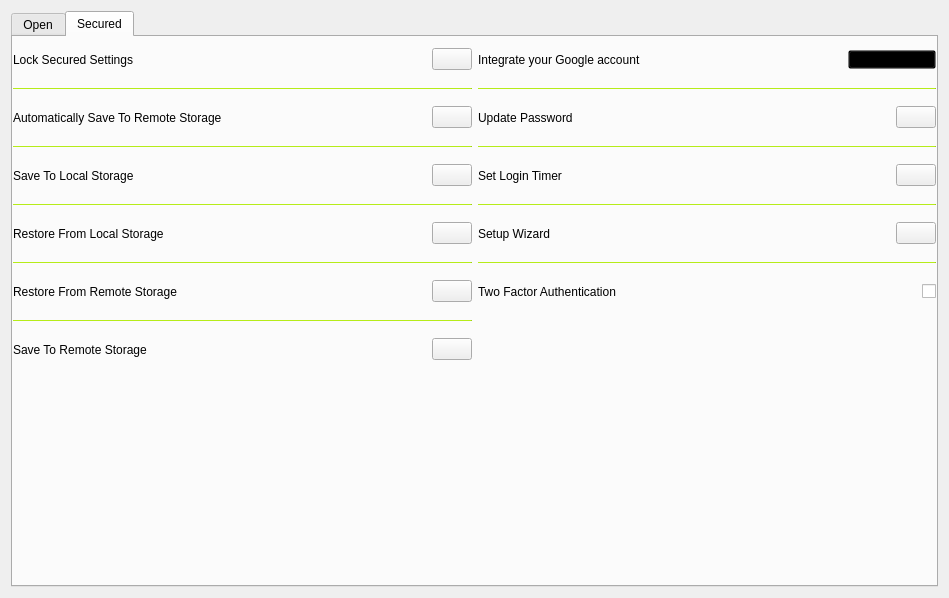
The window that designs/xml/settings_tab.ui (daniel-deru/WorkMate-3.0) describes before a commit, drawn with Qt 5.
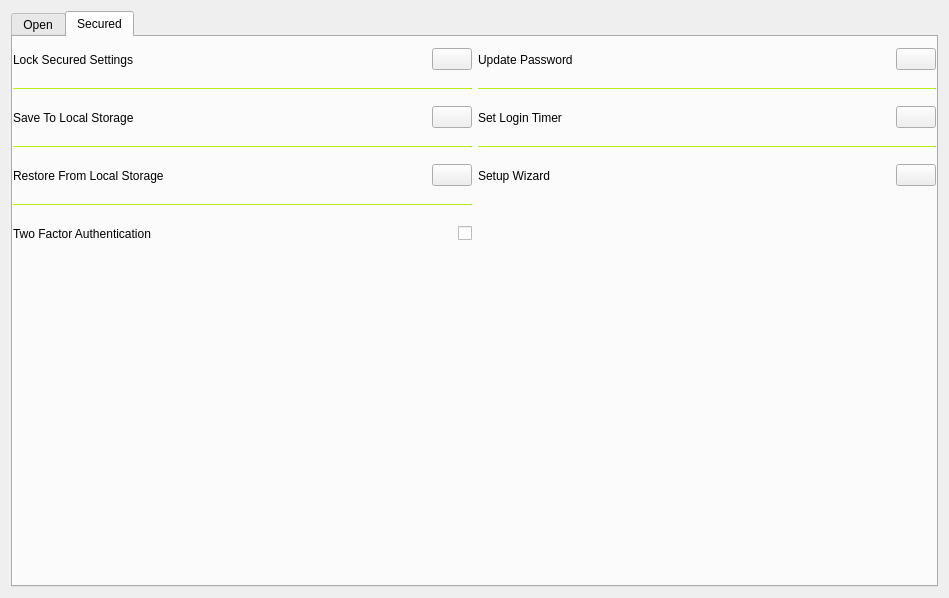
The same window after the commit. The open tabs and pages were chosen to show the change.

Commit message: removed google and microsoft integration

The edit to the form file:
```diff
--- a/designs/xml/settings_tab.ui
+++ b/designs/xml/settings_tab.ui
@@ -439,61 +439,6 @@
            </property>
           </widget>
          </item>
-         <item>
-          <layout class="QHBoxLayout" name="horizontalLayout_10">
-           <item>
-            <widget class="QLabel" name="lbl_auto_save">
-             <property name="sizePolicy">
-              <sizepolicy hsizetype="Expanding" vsizetype="Fixed">
-               <horstretch>0</horstretch>
-               <verstretch>0</verstretch>
-              </sizepolicy>
-             </property>
-             <property name="minimumSize">
-              <size>
-               <width>0</width>
-               <height>45</height>
-              </size>
-             </property>
-             <property name="maximumSize">
-              <size>
-               <width>16777215</width>
-               <height>16777215</height>
-              </size>
-             </property>
-             <property name="text">
-              <string>Automatically Save To Remote Storage</string>
-             </property>
-            </widget>
-           </item>
-           <item>
-            <widget class="QPushButton" name="btn_auto_save">
-             <property name="cursor">
-              <cursorShape>PointingHandCursor</cursorShape>
-             </property>
-             <property name="text">
-              <string/>
-             </property>
-            </widget>
-           </item>
-          </layout>
-         </item>
-         <item>
-          <widget class="Line" name="line_14">
-           <property name="maximumSize">
-            <size>
-             <width>16777215</width>
-             <height>1</height>
-            </size>
-           </property>
-           <property name="styleSheet">
-            <string notr="true">background-color: #9ecd16;</string>
-           </property>
-           <property name="orientation">
-            <enum>Qt::Horizontal</enum>
-           </property>
-          </widget>
-         </item>
          <item>
           <layout class="QHBoxLayout" name="horizontalLayout_9">
            <item>
@@ -576,61 +521,6 @@
            </item>
           </layout>
          </item>
-         <item>
-          <widget class="Line" name="line_10">
-           <property name="maximumSize">
-            <size>
-             <width>16777215</width>
-             <height>1</height>
-            </size>
-           </property>
-           <property name="styleSheet">
-            <string notr="true">background-color: #9ecd16;</string>
-           </property>
-           <property name="orientation">
-            <enum>Qt::Horizontal</enum>
-           </property>
-          </widget>
-         </item>
-         <item>
-          <layout class="QHBoxLayout" name="horizontalLayout_11">
-           <item>
-            <widget class="QLabel" name="lbl_restore_remote">
-             <property name="sizePolicy">
-              <sizepolicy hsizetype="Expanding" vsizetype="Fixed">
-               <horstretch>0</horstretch>
-               <verstretch>0</verstretch>
-              </sizepolicy>
-             </property>
-             <property name="minimumSize">
-              <size>
-               <width>0</width>
-               <height>45</height>
-              </size>
-             </property>
-             <property name="text">
-              <string>Restore From Remote Storage</string>
-             </property>
-            </widget>
-           </item>
-           <item>
-            <widget class="QPushButton" name="btn_google_drive_sync">
-             <property name="sizePolicy">
-              <sizepolicy hsizetype="Minimum" vsizetype="Fixed">
-               <horstretch>0</horstretch>
-               <verstretch>0</verstretch>
-              </sizepolicy>
-             </property>
-             <property name="cursor">
-              <cursorShape>PointingHandCursor</cursorShape>
-             </property>
-             <property name="text">
-              <string/>
-             </property>
-            </widget>
-           </item>
-          </layout>
-         </item>
          <item>
           <widget class="Line" name="line_11">
            <property name="maximumSize">
@@ -648,15 +538,9 @@
           </widget>
          </item>
          <item>
-          <layout class="QHBoxLayout" name="horizontalLayout_2">
-           <property name="topMargin">
-            <number>0</number>
-           </property>
-           <property name="bottomMargin">
-            <number>0</number>
-           </property>
+          <layout class="QHBoxLayout" name="horizontalLayout_7">
            <item>
-            <widget class="QLabel" name="lbl_save_remote">
+            <widget class="QLabel" name="lbl_2fa">
              <property name="sizePolicy">
               <sizepolicy hsizetype="Expanding" vsizetype="Fixed">
                <horstretch>0</horstretch>
@@ -669,19 +553,19 @@
                <height>45</height>
               </size>
              </property>
+             <property name="maximumSize">
+              <size>
+               <width>16777215</width>
+               <height>16777215</height>
+              </size>
+             </property>
              <property name="text">
-              <string>Save To Remote Storage</string>
+              <string>Two Factor Authentication</string>
              </property>
             </widget>
            </item>
            <item>
-            <widget class="QPushButton" name="btn_save_google_drive">
-             <property name="sizePolicy">
-              <sizepolicy hsizetype="Minimum" vsizetype="Fixed">
-               <horstretch>0</horstretch>
-               <verstretch>0</verstretch>
-              </sizepolicy>
-             </property>
+            <widget class="QCheckBox" name="chkbox_2fa">
              <property name="cursor">
               <cursorShape>PointingHandCursor</cursorShape>
              </property>
@@ -709,59 +593,6 @@
        </item>
        <item>
         <layout class="QVBoxLayout" name="verticalLayout_2">
-         <item>
-          <layout class="QHBoxLayout" name="horizontalLayout_13">
-           <item>
-            <widget class="QLabel" name="lbl_google_integration">
-             <property name="sizePolicy">
-              <sizepolicy hsizetype="Expanding" vsizetype="Fixed">
-               <horstretch>0</horstretch>
-               <verstretch>0</verstretch>
-              </sizepolicy>
-             </property>
-             <property name="minimumSize">
-              <size>
-               <width>0</width>
-               <height>45</height>
-              </size>
-             </property>
-             <property name="text">
-              <string>Integrate your Google account</string>
-             </property>
-            </widget>
-           </item>
-           <item>
-            <widget class="QToolButton" name="btn_google">
-             <property name="cursor">
-              <cursorShape>PointingHandCursor</cursorShape>
-             </property>
-             <property name="styleSheet">
-              <string notr="true">background-color: transparent;
-padding: 0px;</string>
-             </property>
-             <property name="text">
-              <string>Google Button</string>
-             </property>
-            </widget>
-           </item>
-          </layout>
-         </item>
-         <item>
-          <widget class="Line" name="line_13">
-           <property name="maximumSize">
-            <size>
-             <width>16777215</width>
-             <height>1</height>
-            </size>
-           </property>
-           <property name="styleSheet">
-            <string notr="true">background-color: #9ecd16;</string>
-           </property>
-           <property name="orientation">
-            <enum>Qt::Horizontal</enum>
-           </property>
-          </widget>
-         </item>
          <item>
           <layout class="QHBoxLayout" name="horizontalLayout_16">
            <item>
@@ -893,61 +724,6 @@
            </item>
           </layout>
          </item>
-         <item>
-          <widget class="Line" name="line_9">
-           <property name="maximumSize">
-            <size>
-             <width>16777215</width>
-             <height>1</height>
-            </size>
-           </property>
-           <property name="styleSheet">
-            <string notr="true">background-color: #9ecd16;</string>
-           </property>
-           <property name="orientation">
-            <enum>Qt::Horizontal</enum>
-           </property>
-          </widget>
-         </item>
-         <item>
-          <layout class="QHBoxLayout" name="horizontalLayout_7">
-           <item>
-            <widget class="QLabel" name="lbl_2fa">
-             <property name="sizePolicy">
-              <sizepolicy hsizetype="Expanding" vsizetype="Fixed">
-               <horstretch>0</horstretch>
-               <verstretch>0</verstretch>
-              </sizepolicy>
-             </property>
-             <property name="minimumSize">
-              <size>
-               <width>0</width>
-               <height>45</height>
-              </size>
-             </property>
-             <property name="maximumSize">
-              <size>
-               <width>16777215</width>
-               <height>16777215</height>
-              </size>
-             </property>
-             <property name="text">
-              <string>Two Factor Authentication</string>
-             </property>
-            </widget>
-           </item>
-           <item>
-            <widget class="QCheckBox" name="chkbox_2fa">
-             <property name="cursor">
-              <cursorShape>PointingHandCursor</cursorShape>
-             </property>
-             <property name="text">
-              <string/>
-             </property>
-            </widget>
-           </item>
-          </layout>
-         </item>
          <item>
           <spacer name="verticalSpacer_2">
            <property name="orientation">
```
Left out of the diff: 55 changed lines with no effect on the pictures. The commit also changes 12 other files.
